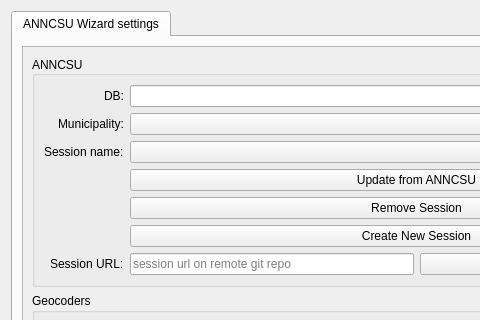
This is qgisplugin/anncsu_manager/resources/ui/wizard_settings.ui in anncsu-open/anncsu-manager as Qt 5 draws it before an edit; both pictures show x 0 to 480 and y 0 to 320 of the 747 by 706 pixel window. The edited form follows.
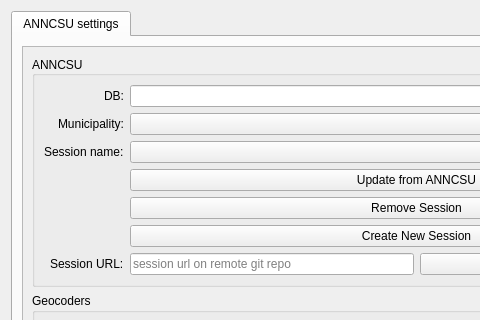
This is the edited form.

Commit message: better translation and GUI name

Diff of the .ui file:
```diff
--- a/qgisplugin/anncsu_manager/resources/ui/wizard_settings.ui
+++ b/qgisplugin/anncsu_manager/resources/ui/wizard_settings.ui
@@ -21,7 +21,7 @@
      </property>
      <widget class="QWidget" name="tab">
       <attribute name="title">
-       <string>ANNCSU Wizard settings</string>
+       <string>ANNCSU settings</string>
       </attribute>
       <layout class="QVBoxLayout" name="verticalLayout">
        <item>
```
The commit also changes 1 other file.
